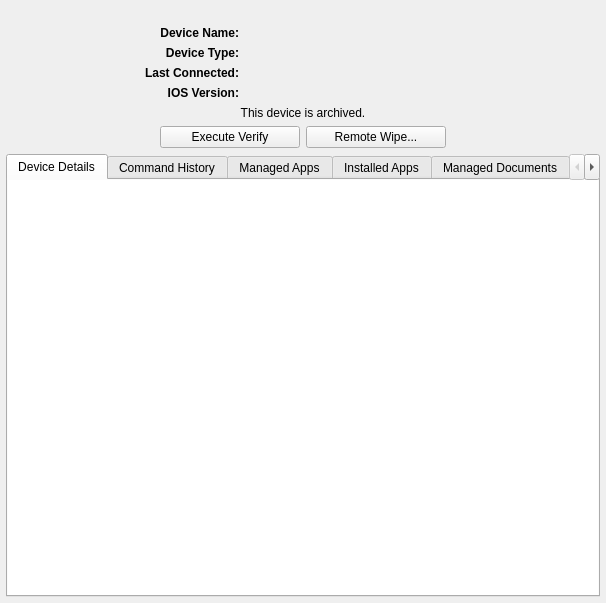
Old version of the form FWAdminLib/ClientReport_iOS_Dlg.ui in the repository fw-dev/translations.
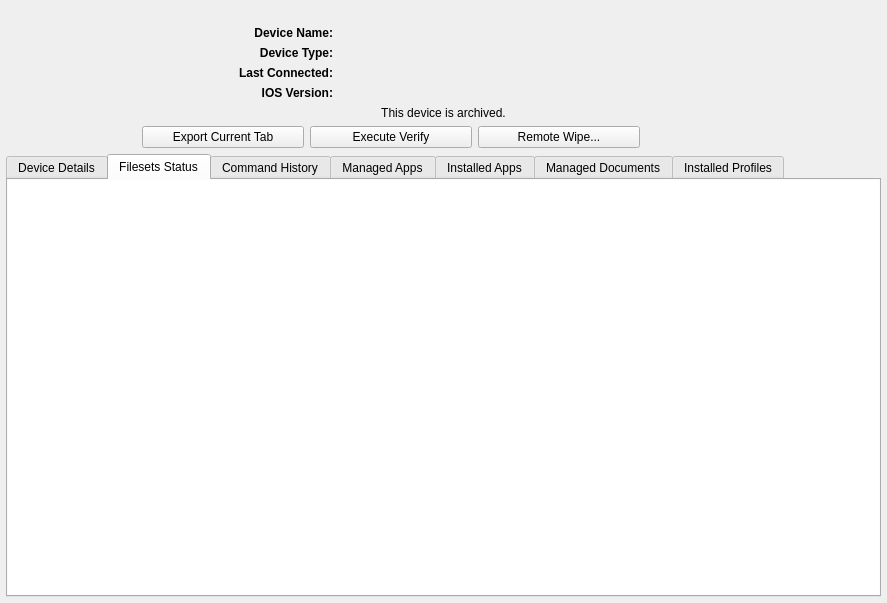
New version of the form. The open tabs and pages were chosen to show the change. Custom widgets are drawn as their Qt base class.

Diff of the .ui file:
```diff
--- a/FWAdminLib/ClientReport_iOS_Dlg.ui
+++ b/FWAdminLib/ClientReport_iOS_Dlg.ui
@@ -6,10 +6,16 @@
    <rect>
     <x>0</x>
     <y>0</y>
-    <width>606</width>
+    <width>887</width>
     <height>603</height>
    </rect>
   </property>
+  <property name="minimumSize">
+   <size>
+    <width>887</width>
+    <height>0</height>
+   </size>
+  </property>
   <property name="windowTitle">
    <string>Client Info</string>
   </property>
@@ -236,14 +242,20 @@
       </item>
       <item>
        <layout class="QHBoxLayout" name="horizontalLayout_4">
+        <property name="spacing">
+         <number>6</number>
+        </property>
         <item>
          <spacer name="horizontalSpacer_3">
           <property name="orientation">
            <enum>Qt::Horizontal</enum>
           </property>
+          <property name="sizeType">
+           <enum>QSizePolicy::MinimumExpanding</enum>
+          </property>
           <property name="sizeHint" stdset="0">
            <size>
-            <width>40</width>
+            <width>10</width>
             <height>20</height>
            </size>
           </property>
@@ -264,11 +276,27 @@
            <property name="bottomMargin">
             <number>0</number>
            </property>
+           <item>
+            <widget class="QPushButton" name="exportButton">
+             <property name="minimumSize">
+              <size>
+               <width>162</width>
+               <height>0</height>
+              </size>
+             </property>
+             <property name="focusPolicy">
+              <enum>Qt::NoFocus</enum>
+             </property>
+             <property name="text">
+              <string>Export Current Tab</string>
+             </property>
+            </widget>
+           </item>
            <item>
             <widget class="QPushButton" name="executeVerifyButton">
              <property name="minimumSize">
               <size>
-               <width>140</width>
+               <width>162</width>
                <height>0</height>
               </size>
              </property>
@@ -287,7 +315,7 @@
             <widget class="QPushButton" name="remoteWipeButton">
              <property name="minimumSize">
               <size>
-               <width>140</width>
+               <width>162</width>
                <height>0</height>
               </size>
              </property>
@@ -309,12 +337,28 @@
           </property>
           <property name="sizeHint" stdset="0">
            <size>
-            <width>40</width>
+            <width>10</width>
             <height>20</height>
            </size>
           </property>
          </spacer>
         </item>
+        <item>
+         <widget class="QLabel" name="_filesetsField">
+          <property name="minimumSize">
+           <size>
+            <width>100</width>
+            <height>0</height>
+           </size>
+          </property>
+          <property name="text">
+           <string/>
+          </property>
+          <property name="alignment">
+           <set>Qt::AlignRight|Qt::AlignTrailing|Qt::AlignVCenter</set>
+          </property>
+         </widget>
+        </item>
        </layout>
       </item>
       <item>
@@ -381,6 +425,56 @@
           </item>
          </layout>
         </widget>
+<widget class="QWidget" name="filesetsTab">
+         <attribute name="title">
+          <string>Filesets Status</string>
+         </attribute>
+         <layout class="QVBoxLayout" name="verticalLayout_33">
+          <property name="leftMargin">
+           <number>0</number>
+          </property>
+          <property name="topMargin">
+           <number>0</number>
+          </property>
+          <property name="rightMargin">
+           <number>0</number>
+          </property>
+          <property name="bottomMargin">
+           <number>0</number>
+          </property>
+          <item>
+           <widget class="StyledTreeView" name="filesetsView">
+            <property name="frameShape">
+             <enum>QFrame::NoFrame</enum>
+            </property>
+            <property name="editTriggers">
+             <set>QAbstractItemView::NoEditTriggers</set>
+            </property>
+            <property name="showDropIndicator" stdset="0">
+             <bool>false</bool>
+            </property>
+            <property name="alternatingRowColors">
+             <bool>true</bool>
+            </property>
+            <property name="selectionMode">
+             <enum>QAbstractItemView::ExtendedSelection</enum>
+            </property>
+            <property name="rootIsDecorated">
+             <bool>false</bool>
+            </property>
+            <property name="uniformRowHeights">
+             <bool>true</bool>
+            </property>
+            <property name="itemsExpandable">
+             <bool>false</bool>
+            </property>
+            <property name="sortingEnabled">
+             <bool>true</bool>
+            </property>
+           </widget>
+          </item>
+         </layout>
+        </widget>
         <widget class="QWidget" name="commandsTab">
          <attribute name="title">
           <string>Command History</string>
```
Left out of the diff: 16 changed lines with no effect on the pictures.
